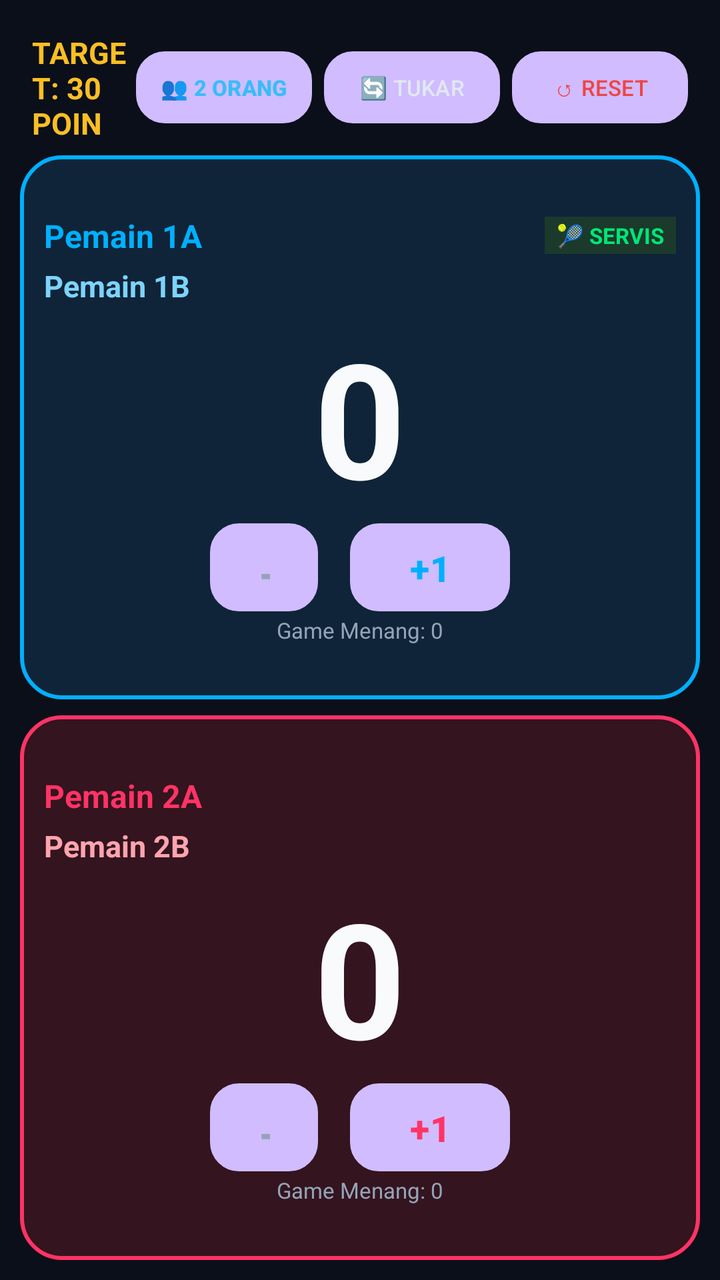
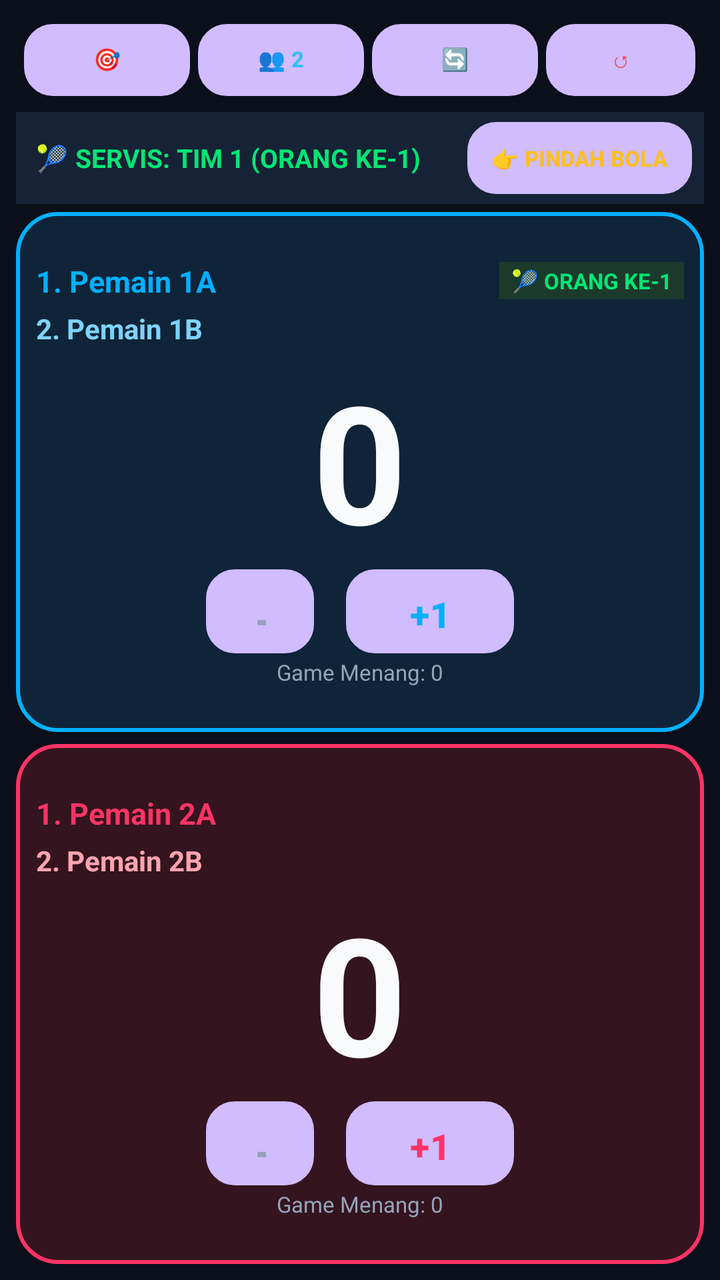

Before-and-after screenshots of an Android layout around one commit, followed by the original layout XML and the change that was made.
<!-- AndroidManifest.xml: application theme Theme.BadmintonScore -->
<!-- res/layout/activity_main.xml -->
<?xml version="1.0" encoding="utf-8"?>
<LinearLayout xmlns:android="http://schemas.android.com/apk/res/android"
    android:layout_width="match_parent"
    android:layout_height="match_parent"
    android:orientation="vertical"
    android:background="@color/bg_dark"
    android:padding="10dp">

    
    <LinearLayout
        android:layout_width="match_parent"
        android:layout_height="wrap_content"
        android:orientation="horizontal"
        android:gravity="center_vertical"
        android:padding="6dp">

        <TextView
            android:id="@+id/tvMatchStatus"
            android:layout_width="0dp"
            android:layout_height="wrap_content"
            android:layout_weight="1"
            android:text="TARGET: 30 POIN"
            android:textColor="@color/match_point"
            android:textSize="15sp"
            android:textStyle="bold" />

        <Button
            android:id="@+id/btnToggleMode"
            android:layout_width="wrap_content"
            android:layout_height="36dp"
            android:text="👥 2 ORANG"
            android:textSize="11sp"
            android:textStyle="bold"
            android:background="@drawable/bg_btn_pill"
            android:textColor="#38BDF8"
            android:paddingStart="10dp"
            android:paddingEnd="10dp" />

        <Button
            android:id="@+id/btnSwap"
            android:layout_width="wrap_content"
            android:layout_height="36dp"
            android:layout_marginStart="6dp"
            android:text="🔄 TUKAR"
            android:textSize="11sp"
            android:background="@drawable/bg_btn_pill"
            android:textColor="@color/btn_control_text"
            android:paddingStart="10dp"
            android:paddingEnd="10dp" />

        <Button
            android:id="@+id/btnReset"
            android:layout_width="wrap_content"
            android:layout_height="36dp"
            android:layout_marginStart="6dp"
            android:text="↺ RESET"
            android:textSize="11sp"
            android:background="@drawable/bg_btn_pill"
            android:textColor="#EF4444"
            android:paddingStart="10dp"
            android:paddingEnd="10dp" />
    </LinearLayout>

    
    <LinearLayout
        android:id="@+id/cardPlayer1"
        android:layout_width="match_parent"
        android:layout_height="0dp"
        android:layout_weight="1"
        android:orientation="vertical"
        android:background="@drawable/bg_player_1"
        android:padding="10dp"
        android:gravity="center"
        android:clickable="true"
        android:focusable="true">

        
        <LinearLayout
            android:layout_width="match_parent"
            android:layout_height="wrap_content"
            android:orientation="vertical">

            
            <LinearLayout
                android:id="@+id/rowP1_1"
                android:layout_width="match_parent"
                android:layout_height="wrap_content"
                android:gravity="center_vertical"
                android:orientation="horizontal"
                android:padding="2dp">

                <TextView
                    android:id="@+id/tvP1_1_Name"
                    android:layout_width="0dp"
                    android:layout_height="wrap_content"
                    android:layout_weight="1"
                    android:text="Pemain 1A"
                    android:textColor="@color/p1_accent"
                    android:textSize="16sp"
                    android:textStyle="bold"
                    android:maxLines="1"
                    android:ellipsize="end" />

                <TextView
                    android:id="@+id/tvP1_1_Serve"
                    android:layout_width="wrap_content"
                    android:layout_height="wrap_content"
                    android:text="🎾 SERVIS"
                    android:textSize="11sp"
                    android:textStyle="bold"
                    android:textColor="@color/serve_active"
                    android:background="#1B3A2B"
                    android:paddingStart="6dp"
                    android:paddingEnd="6dp"
                    android:paddingTop="2dp"
                    android:paddingBottom="2dp" />
            </LinearLayout>

            
            <LinearLayout
                android:id="@+id/rowP1_2"
                android:layout_width="match_parent"
                android:layout_height="wrap_content"
                android:gravity="center_vertical"
                android:orientation="horizontal"
                android:padding="2dp">

                <TextView
                    android:id="@+id/tvP1_2_Name"
                    android:layout_width="0dp"
                    android:layout_height="wrap_content"
                    android:layout_weight="1"
                    android:text="Pemain 1B"
                    android:textColor="#7DD3FC"
                    android:textSize="15sp"
                    android:textStyle="bold"
                    android:maxLines="1"
                    android:ellipsize="end" />

                <TextView
                    android:id="@+id/tvP1_2_Serve"
                    android:layout_width="wrap_content"
                    android:layout_height="wrap_content"
                    android:text="🎾 SERVIS"
                    android:textSize="11sp"
                    android:textStyle="bold"
                    android:textColor="@color/serve_active"
                    android:background="#1B3A2B"
                    android:paddingStart="6dp"
                    android:paddingEnd="6dp"
                    android:paddingTop="2dp"
                    android:paddingBottom="2dp"
                    android:visibility="invisible" />
            </LinearLayout>
        </LinearLayout>

        
        <TextView
            android:id="@+id/tvPlayer1Score"
            android:layout_width="wrap_content"
            android:layout_height="wrap_content"
            android:text="0"
            android:textColor="@color/text_white"
            android:textSize="80sp"
            android:textStyle="bold"
            android:gravity="center" />

        
        <LinearLayout
            android:layout_width="wrap_content"
            android:layout_height="wrap_content"
            android:orientation="horizontal"
            android:gravity="center">

            <Button
                android:id="@+id/btnP1Minus"
                android:layout_width="54dp"
                android:layout_height="44dp"
                android:text="-"
                android:textSize="22sp"
                android:textStyle="bold"
                android:background="@drawable/bg_btn_pill"
                android:textColor="@color/text_secondary" />

            <Button
                android:id="@+id/btnP1Plus"
                android:layout_width="80dp"
                android:layout_height="44dp"
                android:layout_marginStart="16dp"
                android:text="+1"
                android:textSize="18sp"
                android:textStyle="bold"
                android:background="@drawable/bg_btn_pill"
                android:textColor="@color/p1_accent" />
        </LinearLayout>

        <TextView
            android:id="@+id/tvP1Games"
            android:layout_width="wrap_content"
            android:layout_height="wrap_content"
            android:layout_marginTop="2dp"
            android:text="Game Menang: 0"
            android:textColor="@color/text_secondary"
            android:textSize="11sp" />
    </LinearLayout>

    <View
        android:layout_width="match_parent"
        android:layout_height="8dp" />

    
    <LinearLayout
        android:id="@+id/cardPlayer2"
        android:layout_width="match_parent"
        android:layout_height="0dp"
        android:layout_weight="1"
        android:orientation="vertical"
        android:background="@drawable/bg_player_2"
        android:padding="10dp"
        android:gravity="center"
        android:clickable="true"
        android:focusable="true">

        
        <LinearLayout
            android:layout_width="match_parent"
            android:layout_height="wrap_content"
            android:orientation="vertical">

            
            <LinearLayout
                android:id="@+id/rowP2_1"
                android:layout_width="match_parent"
                android:layout_height="wrap_content"
                android:gravity="center_vertical"
                android:orientation="horizontal"
                android:padding="2dp">

                <TextView
                    android:id="@+id/tvP2_1_Name"
                    android:layout_width="0dp"
                    android:layout_height="wrap_content"
                    android:layout_weight="1"
                    android:text="Pemain 2A"
                    android:textColor="@color/p2_accent"
                    android:textSize="16sp"
                    android:textStyle="bold"
                    android:maxLines="1"
                    android:ellipsize="end" />

                <TextView
                    android:id="@+id/tvP2_1_Serve"
                    android:layout_width="wrap_content"
                    android:layout_height="wrap_content"
                    android:text="🎾 SERVIS"
                    android:textSize="11sp"
                    android:textStyle="bold"
                    android:textColor="@color/serve_active"
                    android:background="#1B3A2B"
                    android:paddingStart="6dp"
                    android:paddingEnd="6dp"
                    android:paddingTop="2dp"
                    android:paddingBottom="2dp"
                    android:visibility="invisible" />
            </LinearLayout>

            
            <LinearLayout
                android:id="@+id/rowP2_2"
                android:layout_width="match_parent"
                android:layout_height="wrap_content"
                android:gravity="center_vertical"
                android:orientation="horizontal"
                android:padding="2dp">

                <TextView
                    android:id="@+id/tvP2_2_Name"
                    android:layout_width="0dp"
                    android:layout_height="wrap_content"
                    android:layout_weight="1"
                    android:text="Pemain 2B"
                    android:textColor="#FDA4AF"
                    android:textSize="15sp"
                    android:textStyle="bold"
                    android:maxLines="1"
                    android:ellipsize="end" />

                <TextView
                    android:id="@+id/tvP2_2_Serve"
                    android:layout_width="wrap_content"
                    android:layout_height="wrap_content"
                    android:text="🎾 SERVIS"
                    android:textSize="11sp"
                    android:textStyle="bold"
                    android:textColor="@color/serve_active"
                    android:background="#1B3A2B"
                    android:paddingStart="6dp"
                    android:paddingEnd="6dp"
                    android:paddingTop="2dp"
                    android:paddingBottom="2dp"
                    android:visibility="invisible" />
            </LinearLayout>
        </LinearLayout>

        
        <TextView
            android:id="@+id/tvPlayer2Score"
            android:layout_width="wrap_content"
            android:layout_height="wrap_content"
            android:text="0"
            android:textColor="@color/text_white"
            android:textSize="80sp"
            android:textStyle="bold"
            android:gravity="center" />

        
        <LinearLayout
            android:layout_width="wrap_content"
            android:layout_height="wrap_content"
            android:orientation="horizontal"
            android:gravity="center">

            <Button
                android:id="@+id/btnP2Minus"
                android:layout_width="54dp"
                android:layout_height="44dp"
                android:text="-"
                android:textSize="22sp"
                android:textStyle="bold"
                android:background="@drawable/bg_btn_pill"
                android:textColor="@color/text_secondary" />

            <Button
                android:id="@+id/btnP2Plus"
                android:layout_width="80dp"
                android:layout_height="44dp"
                android:layout_marginStart="16dp"
                android:text="+1"
                android:textSize="18sp"
                android:textStyle="bold"
                android:background="@drawable/bg_btn_pill"
                android:textColor="@color/p2_accent" />
        </LinearLayout>

        <TextView
            android:id="@+id/tvP2Games"
            android:layout_width="wrap_content"
            android:layout_height="wrap_content"
            android:layout_marginTop="2dp"
            android:text="Game Menang: 0"
            android:textColor="@color/text_secondary"
            android:textSize="11sp" />
    </LinearLayout>

</LinearLayout>
<!-- resources referenced by this layout -->
<resources>
  <color name="bg_dark">#0B0F19</color>
  <color name="btn_control_text">#E2E8F0</color>
  <color name="match_point">#FBBF24</color>
  <color name="p1_accent">#00B0FF</color>
  <color name="p2_accent">#FF3366</color>
  <color name="serve_active">#00E676</color>
  <color name="text_secondary">#94A3B8</color>
  <color name="text_white">#F8FAFC</color>
  <!-- drawable bg_btn_pill (drawable) -->
  <?xml version="1.0" encoding="utf-8"?>
  <shape xmlns:android="http://schemas.android.com/apk/res/android"
      android:shape="rectangle">
      <solid android:color="@color/btn_control" />
      <corners android:radius="14dp" />
      <stroke android:width="1dp" android:color="#334155" />
  </shape>
  <!-- drawable bg_player_1 (drawable) -->
  <?xml version="1.0" encoding="utf-8"?>
  <shape xmlns:android="http://schemas.android.com/apk/res/android"
      android:shape="rectangle">
      <solid android:color="@color/p1_bg" />
      <corners android:radius="20dp" />
      <stroke android:width="2dp" android:color="@color/p1_accent" />
  </shape>
  <!-- drawable bg_player_2 (drawable) -->
  <?xml version="1.0" encoding="utf-8"?>
  <shape xmlns:android="http://schemas.android.com/apk/res/android"
      android:shape="rectangle">
      <solid android:color="@color/p2_bg" />
      <corners android:radius="20dp" />
      <stroke android:width="2dp" android:color="@color/p2_accent" />
  </shape>
  <style name="Theme.BadmintonScore" parent="Theme.Material3.Dark.NoActionBar">
          <item name="android:statusBarColor">@color/bg_dark</item>
          <item name="android:navigationBarColor">@color/bg_dark</item>
          <item name="android:windowBackground">@color/bg_dark</item>
      </style>
  <color name="btn_control">#1E293B</color>
  <color name="p1_bg">#0F2438</color>
  <color name="p2_bg">#34141E</color>
</resources>

<!-- the commit's change to res/layout/activity_main.xml (unified diff, before → after) -->
@@ -4,7 +4,7 @@
     android:layout_height="match_parent"
     android:orientation="vertical"
     android:background="@color/bg_dark"
-    android:padding="10dp">
+    android:padding="8dp">
 
     
     <LinearLayout
@@ -12,53 +12,89 @@
         android:layout_height="wrap_content"
         android:orientation="horizontal"
         android:gravity="center_vertical"
-        android:padding="6dp">
-
-        <TextView
-            android:id="@+id/tvMatchStatus"
-            android:layout_width="0dp"
-            android:layout_height="wrap_content"
+        android:padding="4dp">
+
+        <Button
+            android:id="@+id/btnTargetScore"
+            android:layout_width="0dp"
+            android:layout_height="36dp"
             android:layout_weight="1"
-            android:text="TARGET: 30 POIN"
-            android:textColor="@color/match_point"
-            android:textSize="15sp"
+            android:text="🎯 TARGET: 30"
+            android:textSize="11sp"
+            android:textStyle="bold"
+            android:background="@drawable/bg_btn_pill"
+            android:textColor="@color/match_point" />
+
+        <Button
+            android:id="@+id/btnToggleMode"
+            android:layout_width="0dp"
+            android:layout_height="36dp"
+            android:layout_weight="1"
+            android:layout_marginStart="4dp"
+            android:text="👥 2 ORANG"
+            android:textSize="11sp"
+            android:textStyle="bold"
+            android:background="@drawable/bg_btn_pill"
+            android:textColor="#38BDF8" />
+
+        <Button
+            android:id="@+id/btnSwap"
+            android:layout_width="0dp"
+            android:layout_height="36dp"
+            android:layout_weight="1"
+            android:layout_marginStart="4dp"
+            android:text="🔄 TUKAR"
+            android:textSize="11sp"
+            android:background="@drawable/bg_btn_pill"
+            android:textColor="@color/btn_control_text" />
+
+        <Button
+            android:id="@+id/btnReset"
+            android:layout_width="0dp"
+            android:layout_height="36dp"
+            android:layout_weight="0.9"
+            android:layout_marginStart="4dp"
+            android:text="↺ RESET"
+            android:textSize="11sp"
+            android:background="@drawable/bg_btn_pill"
+            android:textColor="#EF4444" />
+    </LinearLayout>
+
+    
+    <LinearLayout
+        android:layout_width="match_parent"
+        android:layout_height="wrap_content"
+        android:orientation="horizontal"
+        android:gravity="center_vertical"
+        android:background="#162235"
+        android:paddingStart="10dp"
+        android:paddingEnd="6dp"
+        android:paddingTop="5dp"
+        android:paddingBottom="5dp"
+        android:layout_marginTop="4dp"
+        android:layout_marginBottom="4dp">
+
+        <TextView
+            android:id="@+id/tvServeBanner"
+            android:layout_width="0dp"
+            android:layout_height="wrap_content"
+            android:layout_weight="1"
+            android:text="🎾 SERVIS: TIM 1 (ORANG KE-1)"
+            android:textColor="@color/serve_active"
+            android:textSize="13sp"
             android:textStyle="bold" />
 
         <Button
-            android:id="@+id/btnToggleMode"
-            android:layout_width="wrap_content"
-            android:layout_height="36dp"
-            android:text="👥 2 ORANG"
-            android:textSize="11sp"
-            android:textStyle="bold"
-            android:background="@drawable/bg_btn_pill"
-            android:textColor="#38BDF8"
-            android:paddingStart="10dp"
-            android:paddingEnd="10dp" />
-
-        <Button
-            android:id="@+id/btnSwap"
-            android:layout_width="wrap_content"
-            android:layout_height="36dp"
-            android:layout_marginStart="6dp"
-            android:text="🔄 TUKAR"
-            android:textSize="11sp"
-            android:background="@drawable/bg_btn_pill"
-            android:textColor="@color/btn_control_text"
-            android:paddingStart="10dp"
-            android:paddingEnd="10dp" />
-
-        <Button
-            android:id="@+id/btnReset"
-            android:layout_width="wrap_content"
-            android:layout_height="36dp"
-            android:layout_marginStart="6dp"
-            android:text="↺ RESET"
-            android:textSize="11sp"
-            android:background="@drawable/bg_btn_pill"
-            android:textColor="#EF4444"
-            android:paddingStart="10dp"
-            android:paddingEnd="10dp" />
+            android:id="@+id/btnPindahBola"
+            android:layout_width="wrap_content"
+            android:layout_height="36dp"
+            android:text="👉 PINDAH BOLA"
+            android:textSize="11sp"
+            android:textStyle="bold"
+            android:background="@drawable/bg_btn_pill"
+            android:textColor="#FBBF24"
+            android:paddingStart="12dp"
+            android:paddingEnd="12dp" />
     </LinearLayout>
 
     
@@ -69,7 +105,7 @@
         android:layout_weight="1"
         android:orientation="vertical"
         android:background="@drawable/bg_player_1"
-        android:padding="10dp"
+        android:padding="8dp"
         android:gravity="center"
         android:clickable="true"
         android:focusable="true">
@@ -94,18 +130,18 @@
                     android:layout_width="0dp"
                     android:layout_height="wrap_content"
                     android:layout_weight="1"
-                    android:text="Pemain 1A"
+                    android:text="1. Pemain 1A"
                     android:textColor="@color/p1_accent"
-                    android:textSize="16sp"
+                    android:textSize="15sp"
                     android:textStyle="bold"
                     android:maxLines="1"
                     android:ellipsize="end" />
 
                 <TextView
-                    android:id="@+id/tvP1_1_Serve"
+                    android:id="@+id/tvP1_1_ServeTag"
                     android:layout_width="wrap_content"
                     android:layout_height="wrap_content"
-                    android:text="🎾 SERVIS"
+                    android:text="🎾 ORANG KE-1"
                     android:textSize="11sp"
                     android:textStyle="bold"
                     android:textColor="@color/serve_active"
@@ -130,18 +166,18 @@
                     android:layout_width="0dp"
                     android:layout_height="wrap_content"
                     android:layout_weight="1"
-                    android:text="Pemain 1B"
+                    android:text="2. Pemain 1B"
                     android:textColor="#7DD3FC"
-                    android:textSize="15sp"
+                    android:textSize="14sp"
                     android:textStyle="bold"
                     android:maxLines="1"
                     android:ellipsize="end" />
 
                 <TextView
-                    android:id="@+id/tvP1_2_Serve"
+                    android:id="@+id/tvP1_2_ServeTag"
                     android:layout_width="wrap_content"
                     android:layout_height="wrap_content"
-                    android:text="🎾 SERVIS"
+                    android:text="🎾 ORANG KE-2"
                     android:textSize="11sp"
                     android:textStyle="bold"
                     android:textColor="@color/serve_active"
@@ -161,7 +197,7 @@
             android:layout_height="wrap_content"
             android:text="0"
             android:textColor="@color/text_white"
-            android:textSize="80sp"
+            android:textSize="82sp"
             android:textStyle="bold"
             android:gravity="center" />
 
@@ -175,7 +211,7 @@
             <Button
                 android:id="@+id/btnP1Minus"
                 android:layout_width="54dp"
-                android:layout_height="44dp"
+                android:layout_height="42dp"
                 android:text="-"
                 android:textSize="22sp"
                 android:textStyle="bold"
@@ -184,8 +220,8 @@
 
             <Button
                 android:id="@+id/btnP1Plus"
-                android:layout_width="80dp"
-                android:layout_height="44dp"
+                android:layout_width="84dp"
+                android:layout_height="42dp"
                 android:layout_marginStart="16dp"
                 android:text="+1"
                 android:textSize="18sp"
@@ -206,7 +242,7 @@
 
     <View
         android:layout_width="match_parent"
-        android:layout_height="8dp" />
+        android:layout_height="6dp" />
 
     
     <LinearLayout
@@ -216,7 +252,7 @@
         android:layout_weight="1"
         android:orientation="vertical"
         android:background="@drawable/bg_player_2"
-        android:padding="10dp"
+        android:padding="8dp"
         android:gravity="center"
         android:clickable="true"
         android:focusable="true">
@@ -241,18 +277,18 @@
                     android:layout_width="0dp"
                     android:layout_height="wrap_content"
                     android:layout_weight="1"
-                    android:text="Pemain 2A"
+                    android:text="1. Pemain 2A"
                     android:textColor="@color/p2_accent"
-                    android:textSize="16sp"
+                    android:textSize="15sp"
                     android:textStyle="bold"
                     android:maxLines="1"
                     android:ellipsize="end" />
 
                 <TextView
-                    android:id="@+id/tvP2_1_Serve"
+                    android:id="@+id/tvP2_1_ServeTag"
                     android:layout_width="wrap_content"
                     android:layout_height="wrap_content"
-                    android:text="🎾 SERVIS"
+                    android:text="🎾 ORANG KE-1"
                     android:textSize="11sp"
                     android:textStyle="bold"
                     android:textColor="@color/serve_active"
@@ -278,18 +314,18 @@
                     android:layout_width="0dp"
                     android:layout_height="wrap_content"
                     android:layout_weight="1"
-                    android:text="Pemain 2B"
+                    android:text="2. Pemain 2B"
                     android:textColor="#FDA4AF"
-                    android:textSize="15sp"
+                    android:textSize="14sp"
                     android:textStyle="bold"
                     android:maxLines="1"
                     android:ellipsize="end" />
 
                 <TextView
-                    android:id="@+id/tvP2_2_Serve"
+                    android:id="@+id/tvP2_2_ServeTag"
                     android:layout_width="wrap_content"
                     android:layout_height="wrap_content"
-                    android:text="🎾 SERVIS"
+                    android:text="🎾 ORANG KE-2"
                     android:textSize="11sp"
                     android:textStyle="bold"
                     android:textColor="@color/serve_active"
@@ -309,7 +345,7 @@
             android:layout_height="wrap_content"
             android:text="0"
             android:textColor="@color/text_white"
-            android:textSize="80sp"
+            android:textSize="82sp"
             android:textStyle="bold"
             android:gravity="center" />
 
@@ -323,7 +359,7 @@
             <Button
                 android:id="@+id/btnP2Minus"
                 android:layout_width="54dp"
-                android:layout_height="44dp"
+                android:layout_height="42dp"
                 android:text="-"
                 android:textSize="22sp"
                 android:textStyle="bold"
@@ -332,8 +368,8 @@
 
             <Button
                 android:id="@+id/btnP2Plus"
-                android:layout_width="80dp"
-                android:layout_height="44dp"
+                android:layout_width="84dp"
+                android:layout_height="42dp"
                 android:layout_marginStart="16dp"
                 android:text="+1"
                 android:textSize="18sp"
